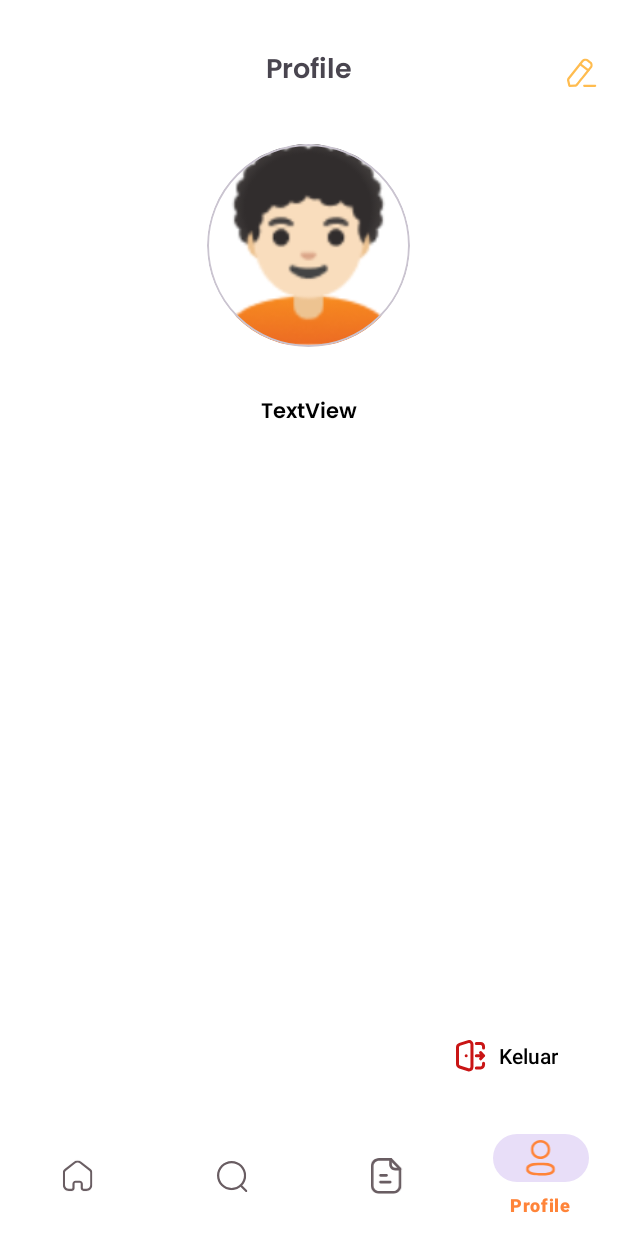
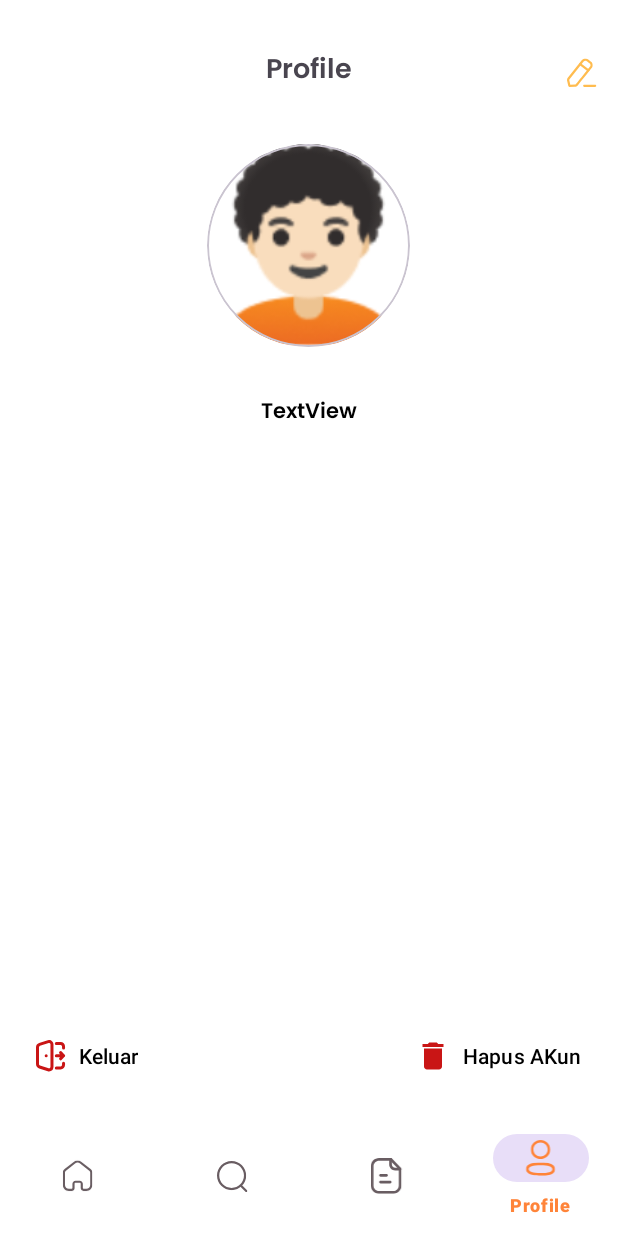
Before and after one commit to kyhchn/joyjourney, an Android app: the UserProfileFragment screen opened through its navigation route, on a phone screen of 412 x 824 dp. Run offline under Robolectric (Android 15) with nearby library versions, the phone set to English and light mode, and no system bars; our stand-ins replace Firebase (no records; nobody signed in at launch, a user with empty details on screens opened directly), Picasso, navigation-ui.

```diff
--- a/app/src/main/java/com/example/joyjourney/MainActivity.java
+++ b/app/src/main/java/com/example/joyjourney/MainActivity.java
@@ -33,7 +33,6 @@ public class MainActivity extends AppCompatActivity {
         activityMainBinding = ActivityMainBinding.inflate(getLayoutInflater());
         setContentView(activityMainBinding.getRoot());
         FirebaseUser currentUser = auth.getCurrentUser();
-
 
         if(currentUser==null){
             Intent intent = new Intent(getApplicationContext(), BoardingActivity.class);
--- a/app/src/main/java/com/example/joyjourney/user/UserProfileFragment.java
+++ b/app/src/main/java/com/example/joyjourney/user/UserProfileFragment.java
@@ -47,6 +47,12 @@ public class UserProfileFragment extends Fragment {
             startActivity(intent);
             requireActivity().finish();
         });
+        binding.deleteButton.setOnClickListener(v->{
+            vm.deleteAccount(task -> {
+                vm.logout();
+            }, e -> {});
+
+        });
 
         vm.getUser().observe(getViewLifecycleOwner(), user -> {
             binding.userName.setText(user.getName());
--- a/app/src/main/java/com/example/joyjourney/user/wahanadetail/checkout/CheckoutViewModel.java
+++ b/app/src/main/java/com/example/joyjourney/user/wahanadetail/checkout/CheckoutViewModel.java
@@ -93,8 +93,8 @@ public class CheckoutViewModel extends ViewModel {
         target.setIsUsed(false);
         target.setUid(firebaseUser.getUid());
         repository.addPesanan(pesanan.getValue(), documentReference -> {
-            Pesanan result = documentReference.get().getResult().toObject(Pesanan.class);
-            if(result!=null){
+            String pesananID = documentReference.getId();
+            if(pesananID!=null){
                 isSuccess.postValue(true);
             }else{
                 isSuccess.postValue(false);
--- /dev/null
+++ b/app/src/main/res/drawable/ic_delete.xml
@@ -0,0 +1,5 @@
+<vector android:height="24dp" android:tint="#C91515"
+    android:viewportHeight="24" android:viewportWidth="24"
+    android:width="24dp" xmlns:android="http://schemas.android.com/apk/res/android">
+    <path android:fillColor="@android:color/white" android:pathData="M6,19c0,1.1 0.9,2 2,2h8c1.1,0 2,-0.9 2,-2V7H6v12zM19,4h-3.5l-1,-1h-5l-1,1H5v2h14V4z"/>
+</vector>
--- a/app/src/main/res/layout/fragment_profile.xml
+++ b/app/src/main/res/layout/fragment_profile.xml
@@ -80,16 +80,33 @@
             android:layout_width="match_parent"
             android:layout_height="wrap_content"
             android:layout_weight="1"/>
+        <LinearLayout
+            android:layout_width="match_parent"
+            android:layout_marginBottom="16dp"
+            android:orientation="horizontal"
+            android:layout_height="wrap_content">
             <com.google.android.material.button.MaterialButton
-            android:layout_marginRight="16dp"
                 android:backgroundTint="@color/white"
                 android:layout_width="wrap_content"
                 android:drawableLeft="@drawable/vector"
                 android:id="@+id/logoutButton"
+                android:layout_gravity="bottom|start"
+                android:textColor="@color/black"
+                android:text="Keluar"
+                android:layout_height="wrap_content"/>
+            <View
+                android:layout_width="0dp"
+                android:layout_weight="1"
+                android:layout_height="0dp"/>
+            <com.google.android.material.button.MaterialButton
+                android:backgroundTint="@color/white"
+                android:layout_width="wrap_content"
+                android:drawableLeft="@drawable/ic_delete"
+                android:id="@+id/deleteButton"
                 android:layout_gravity="bottom|end"
                 android:textColor="@color/black"
-            android:text="Keluar"
-            android:layout_marginBottom="16dp"
+                android:text="Hapus AKun"
                 android:layout_height="wrap_content"/>
         </LinearLayout>
+    </LinearLayout>
 </FrameLayout>
```
Also changed, not shown: app/src/main/java/com/example/joyjourney/admin/AdminSharedViewModel.java (+10 -0 lines), app/src/main/java/com/example/joyjourney/admin/ProfileFragment.java (+7 -0 lines), app/src/main/java/com/example/joyjourney/repository/AuthRepository.java (+9 -0 lines), app/src/main/java/com/example/joyjourney/repository/FirestoreRepository.java (+12 -0 lines), app/src/main/java/com/example/joyjourney/user/UserSharedViewModel.java (+10 -1 lines), app/src/main/res/layout/activity_boarding.xml (+13 -1 lines), app/src/main/res/drawable/boarding1.png (added). Lines whose indentation alone changed are shown as unchanged.
